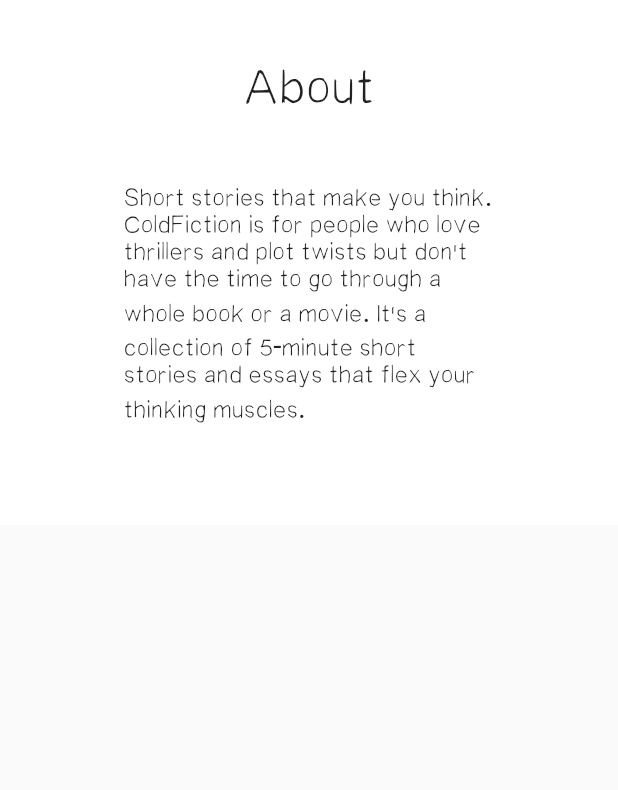
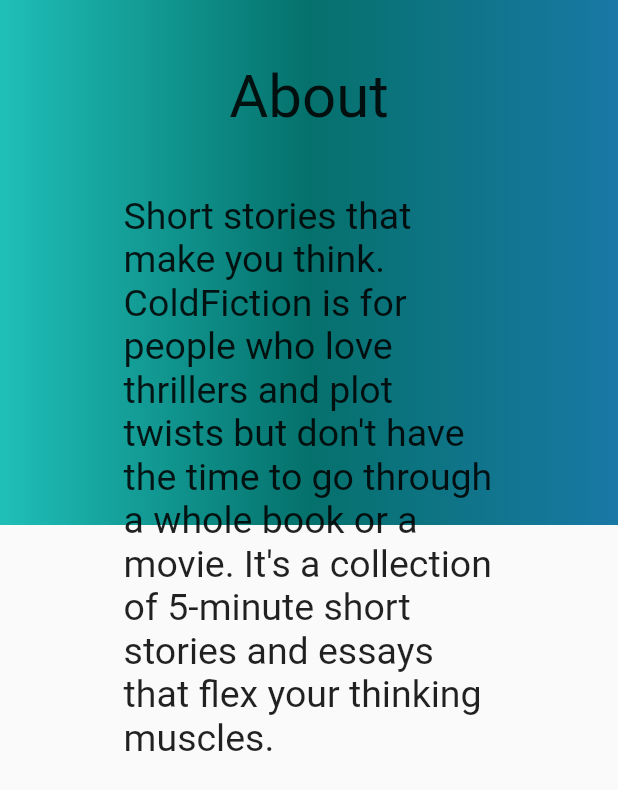
Before and after one commit to coldfiction/coldfiction_develop.github.io, a Flutter app: the AboutSection widget shown alone on an empty page, opened directly, on a phone screen of 412 x 824 dp. Shown: the top 790 px of the screen. Run offline on Flutter 3.47's test engine with Material 2 defaults, Android fonts, the phone set to English and light mode, and no system bars; our stand-ins replace google_fonts; network calls fail.

Commit message:
added blue gradient to body, rounded cards, new font

```diff
--- a/lib/main.dart
+++ b/lib/main.dart
@@ -1,4 +1,5 @@
 import 'package:flutter/material.dart';
+import 'package:google_fonts/google_fonts.dart';
 
 import 'views/HomeView/home_view.dart';
 
@@ -14,7 +15,9 @@
       title: 'ColdFiction',
       theme: ThemeData(
           visualDensity: VisualDensity.adaptivePlatformDensity,
-          fontFamily: 'StayWriter'),
+          textTheme: GoogleFonts.justAnotherHandTextTheme(
+            Theme.of(context).textTheme,
+          )),
       home: HomeView(),
     );
   }
--- a/lib/widgets/AboutSection/about-section.dart
+++ b/lib/widgets/AboutSection/about-section.dart
@@ -3,12 +3,28 @@
 class AboutSection extends StatelessWidget {
   @override
   Widget build(BuildContext context) {
-    return Container(
+    return Stack(children: <Widget>[
+      Container(
+        height: 350,
+        width: MediaQuery.of(context).size.width,
+        decoration: BoxDecoration(
+            gradient: LinearGradient(
+          colors: [
+            Color(0xff1fbfb8),
+            Color(0xff05716c),
+            Color(0xff1978a5),
+            // Color(0xff031163)
+          ],
+          begin: Alignment.centerLeft,
+          end: Alignment.centerRight,
+        )),
+      ),
+      Container(
         padding: EdgeInsets.only(
           top: (MediaQuery.of(context).size.height) / 20,
-        bottom: (MediaQuery.of(context).size.height) / 20,
+          // bottom: (MediaQuery.of(context).size.height) / 20,
         ),
-      color: Colors.white,
+        color: Colors.transparent,
         height: 350,
         width: MediaQuery.of(context).size.width,
         child: Column(
@@ -17,7 +33,7 @@
               children: [
                 Container(
                     alignment: Alignment.topCenter,
-                  color: Colors.white,
+                    color: Colors.transparent,
                     child: Text(
                       "About",
                       style: TextStyle(
@@ -36,13 +52,14 @@
                           'ColdFiction is for people who love thrillers and plot twists but don\'t have the time to go through a whole book or a movie.' +
                           ' It\'s a collection of 5-minute short stories and essays that flex your thinking muscles. ',
                       style: TextStyle(
-                      fontSize: 20,
+                        fontSize: 25,
                       ),
                     ))
               ],
             )
           ],
         ),
-    );
+      ),
+    ]);
   }
 }
--- a/lib/widgets/CenteredView/centered_view.dart
+++ b/lib/widgets/CenteredView/centered_view.dart
@@ -7,7 +7,7 @@
   @override
   Widget build(BuildContext context) {
     return Container(
-        color: Colors.white,
+        color: Colors.transparent,
         padding: const EdgeInsets.symmetric(horizontal: 100.0, vertical: 30.0),
         child: ConstrainedBox(
           constraints: BoxConstraints(maxWidth: 1200),
```
Also changed, not shown: lib/widgets/SocialBar/social_bar.dart (+12 -1 lines), lib/widgets/StoriesHolder/stories_holder.dart (+23 -11 lines). Lines whose indentation alone changed are shown as unchanged.
